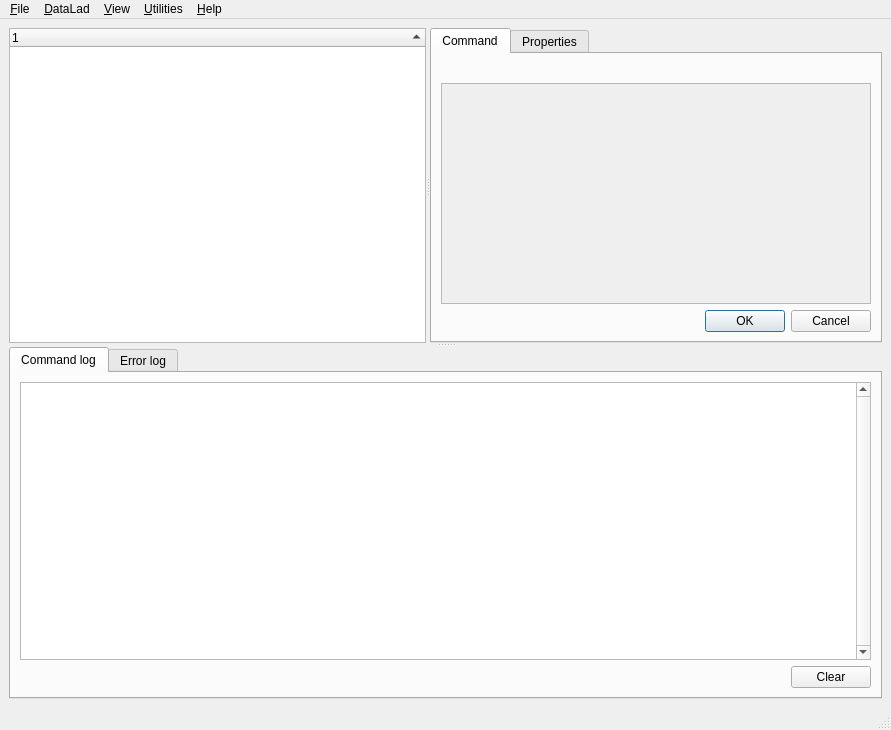
Qt form datalad_gooey/resources/ui/main_window.ui (datalad/datalad-gooey) before a commit.
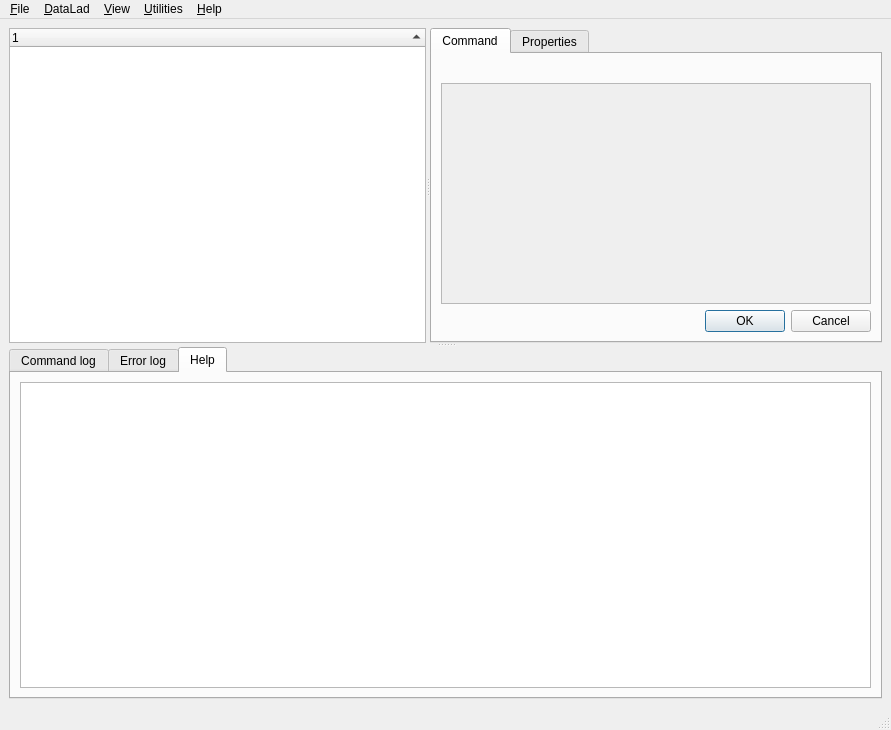
The same form after that commit. The open tabs and pages were chosen to show the change.

Commit message:
Add a "Help" tab and display the command help in it
The real feat would be an HTML rendering of the docs, but this requires
a sphinx-integration.

For now just render a plain-text version and show it.

Closes #270

The edit to the form file:
```diff
--- a/datalad_gooey/resources/ui/main_window.ui
+++ b/datalad_gooey/resources/ui/main_window.ui
@@ -224,6 +224,16 @@
          </item>
         </layout>
        </widget>
+       <widget class="QWidget" name="tabHelp">
+        <attribute name="title">
+         <string>Help</string>
+        </attribute>
+        <layout class="QVBoxLayout" name="verticalLayout_4">
+         <item>
+          <widget class="QTextBrowser" name="helpBrowser"/>
+         </item>
+        </layout>
+       </widget>
       </widget>
      </widget>
     </item>
```
The commit also changes 4 other files.
